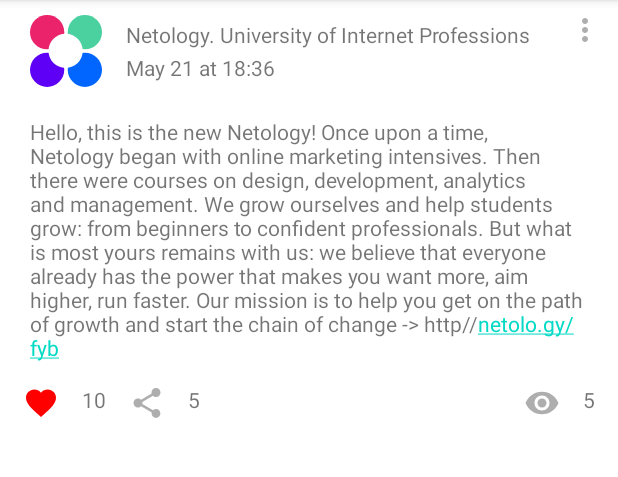
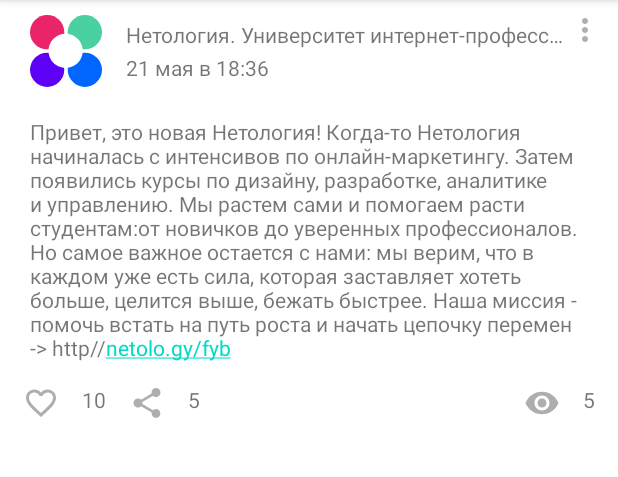
Before and after one commit to TsuraEvgesha/Try, an Android app: the screen it shows after launch (MainActivity), after a tap on an icon or button, on a phone screen of 412 x 824 dp, the part 84-561 px from its top. Run offline under Robolectric (Android 15) with nearby library versions, the phone set to English and light mode, and no system bars.

Commit message:
После лекции, активная кнопка лайк

```diff
--- a/app/build.gradle
+++ b/app/build.gradle
@@ -13,8 +13,12 @@ android {
         versionCode 1
         versionName "1.0"
 
+
         testInstrumentationRunner "androidx.test.runner.AndroidJUnitRunner"
     }
+
+
+
 
     buildTypes {
         release {
@@ -29,6 +33,10 @@ android {
     kotlinOptions {
         jvmTarget = '1.8'
     }
+    buildFeatures {
+        viewBinding true
+        dataBinding true
+    }
 }
 
 dependencies {
--- /dev/null
+++ b/app/src/main/java/dto/Post.kt
@@ -0,0 +1,13 @@
+package dto
+
+data class Post (
+    val id: Long =0,
+    val author:String,
+    val authorAvatar: String,
+    val published: String,
+    val likes:Int,
+    var liked:Boolean,
+    val sare: Long,
+    val content:String,
+    val view: Long,
+)
--- a/app/src/main/java/ru/netology/nmedia/MainActivity.kt
+++ b/app/src/main/java/ru/netology/nmedia/MainActivity.kt
@@ -2,14 +2,32 @@ package ru.netology.nmedia
 
 import androidx.appcompat.app.AppCompatActivity
 import android.os.Bundle
-import android.widget.ImageButton
+import dto.Post
+import ru.netology.nmedia.databinding.ActivityMainBinding
 
 class MainActivity : AppCompatActivity() {
     override fun onCreate(savedInstanceState: Bundle?) {
         super.onCreate(savedInstanceState)
-        setContentView(R.layout.activity_main)
-        findViewById<ImageButton>(R.id.likes).setOnClickListener {
-            (it as ImageButton).setImageResource(R.drawable.ic_baseline_favorite_24)
+        val binding = ActivityMainBinding.inflate(layoutInflater)
+        setContentView(binding.root)
+        val post = Post(0,"Нетология. Университет интернет-профессий","","21 мая в 18:36", 10,true,5,"Привет, это новая Нетология! Когда-то Нетология начиналась с интенсивов по онлайн-маркетингу. Затем появились курсы по дизайну, разработке, аналитике и управлению. Мы растем сами и помогаем расти студентам:от новичков до уверенных профессионалов. Но самое важное остается с нами: мы верим, что в каждом уже есть сила, которая заставляет хотеть больше, целится выше, бежать быстрее. Наша миссия - помочь встать на путь роста и начать цепочку перемен -> http//netolo.gy/fyb",5)
+        with(binding){
+        published.text=post.published
+        author.text=post.author
+        content.text=post.content
+        likes.setOnClickListener {
+            post.liked=!post.liked
+            likes.setImageResource(
+                if(post.liked) {
+                    R.drawable.ic_baseline_favorite_24
+                } else {
+                    R.drawable.ic_outline_favorite_border_24
+                }
+
+            )
         }
+        }
+
+
     }
 }
--- a/app/src/main/res/layout/activity_main.xml
+++ b/app/src/main/res/layout/activity_main.xml
@@ -30,7 +30,7 @@
         app:layout_constraintHorizontal_bias="0.5"
         app:layout_constraintStart_toEndOf="@+id/avatar"
         app:layout_constraintTop_toTopOf="@id/avatar"
-        android:text="@string/author" />
+        tools:text="@string/author" />
 
     <TextView
         android:id="@+id/published"
@@ -70,7 +70,7 @@
         tools:layout_editor_absoluteY="57dp" />
 
     <TextView
-        android:id="@+id/post"
+        android:id="@+id/content"
         android:layout_width="match_parent"
         android:layout_height="wrap_content"
         android:layout_margin="20dp"
@@ -79,7 +79,7 @@
         app:layout_constraintEnd_toEndOf="parent"
         app:layout_constraintStart_toStartOf="parent"
         app:layout_constraintTop_toBottomOf="@+id/avatar"
-        android:text="@string/post" />
+        tools:text="@string/content" />
 
     <androidx.constraintlayout.widget.Barrier
         android:id="@+id/post_end"
@@ -87,7 +87,7 @@
         android:layout_height="wrap_content"
         app:barrierDirection="bottom"
         app:barrierMargin="10dp"
-        app:constraint_referenced_ids="post"
+        app:constraint_referenced_ids="content"
         tools:layout_editor_absoluteY="731dp" />
 
     <ImageButton
@@ -99,7 +99,7 @@
         android:layout_marginTop="60dp"
         android:background="@android:color/transparent"
         app:layout_constraintStart_toStartOf="parent"
-        app:layout_constraintTop_toBottomOf="@+id/post"
+        app:layout_constraintTop_toBottomOf="@+id/content"
         app:srcCompat="@drawable/ic_outline_favorite_border_24"
         tools:ignore="contentDescription,SpeakableTextPresentCheck,ImageContrastCheck,TouchTargetSizeCheck" />
 
@@ -111,7 +111,7 @@
         android:layout_marginEnd="5dp"
         android:background="@android:color/transparent"
         app:layout_constraintEnd_toStartOf="@+id/number_of_visit"
-        app:layout_constraintTop_toBottomOf="@+id/post"
+        app:layout_constraintTop_toBottomOf="@+id/content"
         app:srcCompat="@drawable/ic_baseline_visibility_24"
         tools:ignore="contentDescription,ImageContrastCheck" />
 
@@ -123,7 +123,7 @@
         android:layout_marginTop="12dp"
         android:background="@android:color/transparent"
         app:layout_constraintStart_toEndOf="@+id/number_of_likes"
-        app:layout_constraintTop_toBottomOf="@+id/post"
+        app:layout_constraintTop_toBottomOf="@+id/content"
         app:srcCompat="@drawable/ic_baseline_share_24"
         tools:ignore="contentDescription,TouchTargetSizeCheck,SpeakableTextPresentCheck,ImageContrastCheck" />
 
@@ -135,7 +135,7 @@
         android:layout_marginStart="5dp"
         android:text="@string/likes"
         app:layout_constraintStart_toEndOf="@+id/likes"
-        app:layout_constraintTop_toBottomOf="@+id/post" />
+        app:layout_constraintTop_toBottomOf="@+id/content" />
 
     <TextView
         android:id="@+id/number_of_share"
@@ -145,7 +145,7 @@
         android:layout_margin="15dp"
         android:layout_marginStart="5dp"
         app:layout_constraintStart_toEndOf="@+id/share"
-        app:layout_constraintTop_toBottomOf="@+id/post" />
+        app:layout_constraintTop_toBottomOf="@+id/content" />
 
     <TextView
         android:id="@+id/number_of_visit"
@@ -155,7 +155,7 @@
         android:text="@string/visit"
         android:layout_marginEnd="5dp"
         app:layout_constraintEnd_toEndOf="parent"
-        app:layout_constraintTop_toBottomOf="@+id/post" />
+        app:layout_constraintTop_toBottomOf="@+id/content" />
 
 
 </androidx.constraintlayout.widget.ConstraintLayout>
--- a/app/src/main/res/values/strings.xml
+++ b/app/src/main/res/values/strings.xml
@@ -5,6 +5,6 @@
     <string name="likes" translatable="false">10</string>
     <string name="share" translatable="false">5</string>
     <string name="visit" translatable="false">5</string>
-    <string name="post">Hello, this is the new Netology! Once upon a time, Netology began with online marketing intensives. Then there were courses on design, development, analytics and management. We grow ourselves and help students grow: from beginners to confident professionals. But what is most yours remains with us: we believe that everyone already has the power that makes you want more, aim higher, run faster. Our mission is to help you get on the path of growth and start the chain of change -> http//netolo.gy/fyb</string>
+    <string name="content">Hello, this is the new Netology! Once upon a time, Netology began with online marketing intensives. Then there were courses on design, development, analytics and management. We grow ourselves and help students grow: from beginners to confident professionals. But what is most yours remains with us: we believe that everyone already has the power that makes you want more, aim higher, run faster. Our mission is to help you get on the path of growth and start the chain of change -> http//netolo.gy/fyb</string>
     <string name="published">May 21 at 18:36</string>
 </resources>
--- a/build.gradle
+++ b/build.gradle
@@ -1,7 +1,7 @@
 // Top-level build file where you can add configuration options common to all sub-projects/modules.
 plugins {
-    id 'com.android.application' version '7.2.2' apply false
-    id 'com.android.library' version '7.2.2' apply false
+    id 'com.android.application' version '7.3.0' apply false
+    id 'com.android.library' version '7.3.0' apply false
     id 'org.jetbrains.kotlin.android' version '1.5.30' apply false
 }
 
```
Also changed, not shown: gradle/wrapper/gradle-wrapper.properties, 1 other file.
